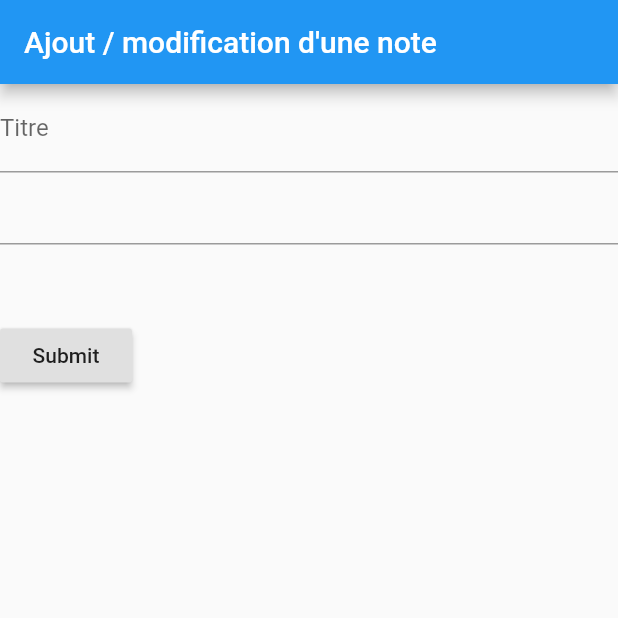
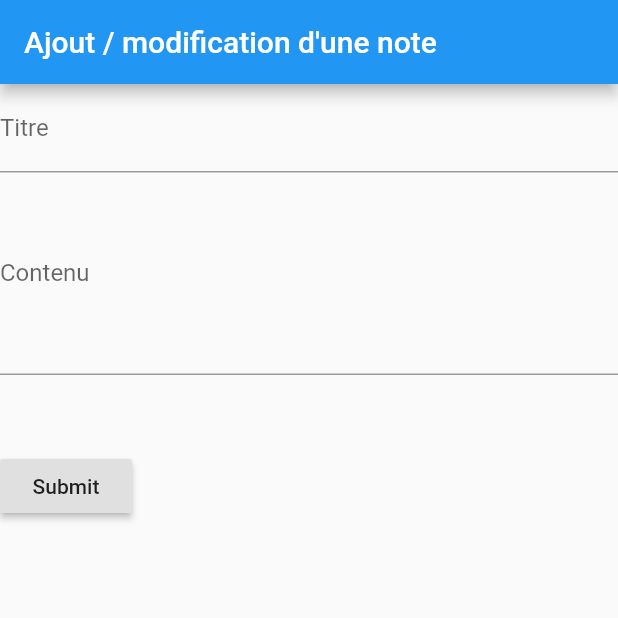
Before and after one commit to capmalo/projet-dev-mobile, a Flutter app: the screen it shows after launch, after a tap on "Créer / modifier note", on a phone screen of 412 x 824 dp, the top half of it. Run offline on Flutter 3.47's test engine with Material 2 defaults, Android fonts, the phone set to English and light mode, and no system bars; our stand-ins replace shared_preferences; network calls fail.

Commit message:
Finalisation de la fonctionnalité "note".

```diff
--- a/lib/creationnote.dart
+++ b/lib/creationnote.dart
@@ -9,6 +9,7 @@ class CreationNote extends StatelessWidget {
     return MaterialApp(
       title: appTitle,
       home: Scaffold(
+        resizeToAvoidBottomPadding: false,
         appBar: AppBar(
           title: Text(appTitle),
         ),
@@ -34,11 +35,14 @@ class NoteFormState extends State<NoteForm> {
   // not a GlobalKey<MyCustomFormState>.
   final _formKey = GlobalKey<FormState>();
   var _controllerTitle = new TextEditingController();
+  var _controllerContent = new TextEditingController();
   String _titleNote = "";
+  String _contentNote = "";
 
   @override
   void initState() {
-    getTitrePreferences().then(updateTitle);
+    getTitlePreferences().then(updateTitle);
+    getContentPreferences().then(updateContent);
     super.initState();
   }
 
@@ -64,12 +68,18 @@ class NoteFormState extends State<NoteForm> {
               }
           ),
           TextFormField(
-            validator: (value) {
-              if (value.isEmpty) {
-                return 'Veuillez entrer un message';
+              maxLines: 5,
+              controller: _controllerContent,
+              decoration: new InputDecoration(
+                  hintText: _contentNote,
+                  labelText: 'Contenu'
+              ),
+              validator: (value) {
+                if (value.isEmpty) {
+                  return 'Veuillez entrer un message';
+                }
+                return null;
               }
-              return null;
-            },
           ),
           Padding(
             padding: const EdgeInsets.symmetric(vertical: 50.0),
@@ -79,6 +89,7 @@ class NoteFormState extends State<NoteForm> {
                 // otherwise.
                 if (_formKey.currentState.validate()) {
                   saveTitle();
+                  saveContent();
                   // If the form is valid, display a Snackbar.
                   Scaffold.of(context)
                       .showSnackBar(SnackBar(content: Text('Processing Data')));
@@ -108,4 +119,16 @@ class NoteFormState extends State<NoteForm> {
     String title = _controllerTitle.text;
     saveTitlePreferences(title);
   }
+
+  void updateContent(String content) {
+    setState(() {
+      if(content != null)
+        this._contentNote = content;
+    });
+  }
+
+  void saveContent(){
+    String content = _controllerContent.text;
+    saveContentPreferences(content);
+  }
 }
--- a/lib/main.dart
+++ b/lib/main.dart
@@ -105,7 +105,18 @@ Future<bool> saveTitlePreferences(String title) async {
   return prefs.setString("titre", title);
 }
 
-Future<String> getTitrePreferences() async{
+Future<String> getTitlePreferences() async{
   final SharedPreferences prefs = await SharedPreferences.getInstance();
   return prefs.getString("titre");
 }
+
+Future<bool> saveContentPreferences(String content) async {
+  final SharedPreferences prefs = await SharedPreferences
+      .getInstance();
+  return prefs.setString("contenu", content);
+}
+
+Future<String> getContentPreferences() async{
+  final SharedPreferences prefs = await SharedPreferences.getInstance();
+  return prefs.getString("contenu");
+}
--- a/lib/note.dart
+++ b/lib/note.dart
@@ -30,26 +30,48 @@ class Note extends StatefulWidget {
 class NoteState extends State<Note> {
 
   String _titleNote = "Pas de note";
+  String _contentNote = "";
 
   @override
   void initState() {
-    getTitrePreferences().then(updateTitle);
+    getTitlePreferences().then(updateTitle);
+    getContentPreferences().then(updateContent);
     super.initState();
   }
 
   Widget build(BuildContext context) {
     return Scaffold(
-        body: Center(
+        body: Container(
+            padding: const EdgeInsets.all(30.0),
             child: ListView(
               children: <Widget>[
                 Padding(
-                  padding: const EdgeInsets.only(left: 10,top: 50),
+                  padding: const EdgeInsets.only(top: 50),
+                ),
+                Center(
+                    child: Text(
+                      'Titre',
+                      style: TextStyle(fontWeight: FontWeight.bold, fontSize: 22),
+                    )
+                ),
+                Center(
                     child: Text(_titleNote)
                 ),
-
-               Padding(
-                padding: const EdgeInsets.only(left: 40,right: 40),
-                child : FlatButton(
+                Padding(
+                  padding: const EdgeInsets.only(top: 15),
+                ),
+                Center(
+                    child: Text(
+                      'Contenu',
+                      style: TextStyle(fontWeight: FontWeight.bold, fontSize: 22),
+                    )
+                ),
+                Center(
+                    child: Text(_contentNote)
+                ),
+                Padding(
+                  padding: const EdgeInsets.only(left: 40,right: 40, top: 50),
+                  child : FlatButton(
                       color: Colors.blue,
                       textColor: Colors.white,
                       disabledColor: Colors.grey,
@@ -77,8 +99,13 @@ class NoteState extends State<Note> {
     setState(() {
       if(title != null)
         this._titleNote = title;
-      else
-        this._titleNote = "Pas de note";
+    });
+  }
+
+  void updateContent(String content) {
+    setState(() {
+      if(content != null)
+        this._contentNote = content;
     });
   }
 }
```
